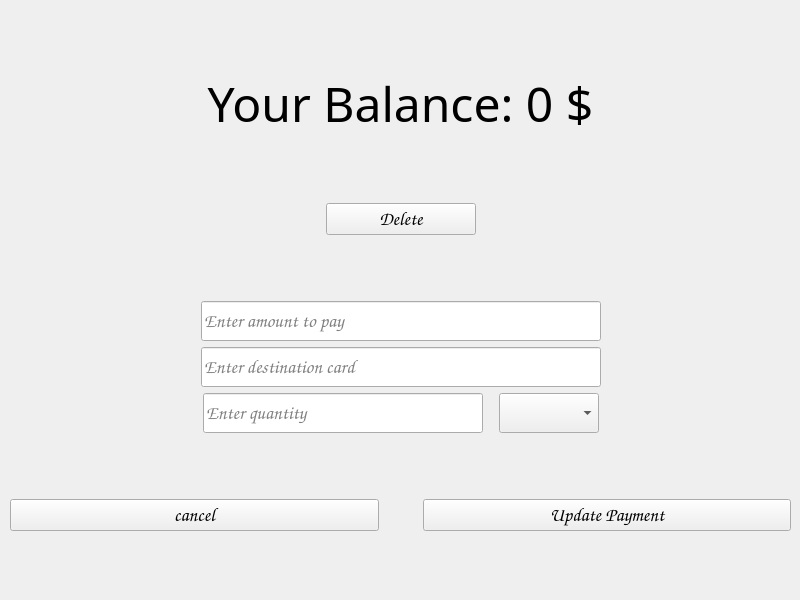
Old version of the form frontend/menus/UpdatePaymentMenu/updatepaymentmenu.ui in the repository grytsiuko/QuadroBank.
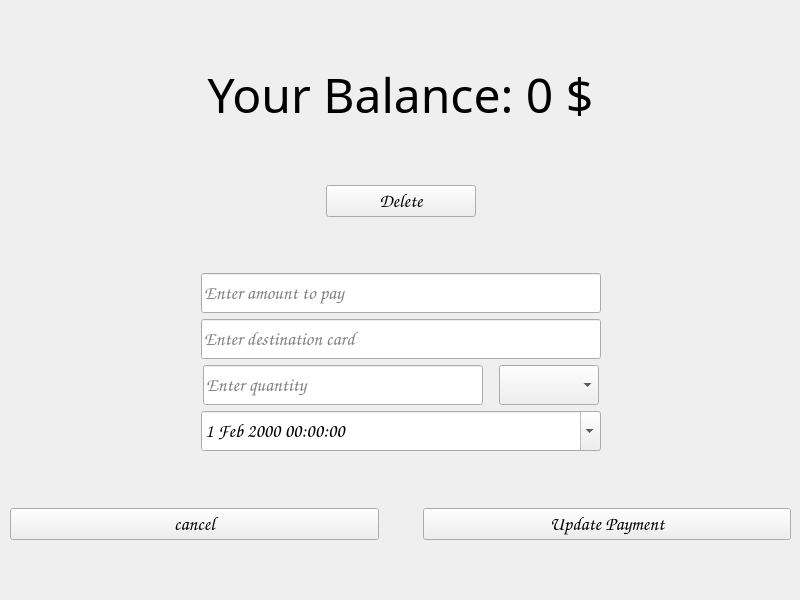
New version of the form.

```diff
--- a/frontend/menus/UpdatePaymentMenu/updatepaymentmenu.ui
+++ b/frontend/menus/UpdatePaymentMenu/updatepaymentmenu.ui
@@ -355,6 +355,56 @@
       </item>
      </layout>
     </item>
+    <item>
+     <layout class="QHBoxLayout" name="DateInput">
+      <item>
+       <spacer name="horizontalSpacer_14">
+        <property name="orientation">
+         <enum>Qt::Horizontal</enum>
+        </property>
+        <property name="sizeHint" stdset="0">
+         <size>
+          <width>40</width>
+          <height>20</height>
+         </size>
+        </property>
+       </spacer>
+      </item>
+      <item>
+       <widget class="QDateTimeEdit" name="dateTimeEdit">
+        <property name="minimumSize">
+         <size>
+          <width>400</width>
+          <height>40</height>
+         </size>
+        </property>
+        <property name="date">
+         <date>
+          <year>2000</year>
+          <month>2</month>
+          <day>1</day>
+         </date>
+        </property>
+        <property name="calendarPopup">
+         <bool>true</bool>
+        </property>
+       </widget>
+      </item>
+      <item>
+       <spacer name="horizontalSpacer_15">
+        <property name="orientation">
+         <enum>Qt::Horizontal</enum>
+        </property>
+        <property name="sizeHint" stdset="0">
+         <size>
+          <width>40</width>
+          <height>20</height>
+         </size>
+        </property>
+       </spacer>
+      </item>
+     </layout>
+    </item>
     <item>
      <spacer name="verticalSpacer">
       <property name="orientation">
```
Left out of the diff: 95 changed lines with no effect on the pictures.
